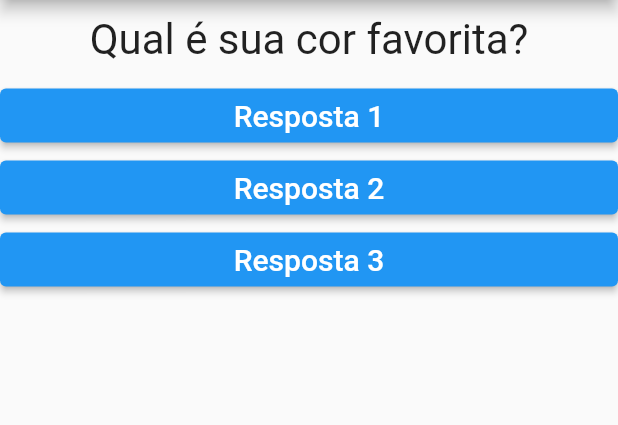
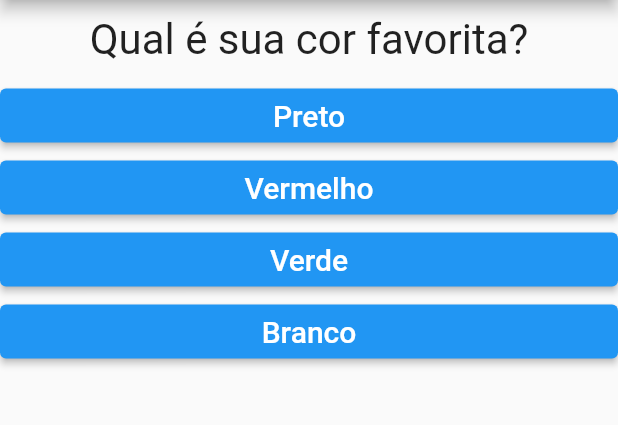
Before and after one commit to KaioMartins/projeto_perguntas, a Flutter app: the screen it shows after launch, on a phone screen of 412 x 824 dp, the part 84-509 px from its top. Run offline on Flutter 3.47's test engine with Material 2 defaults, Android fonts, the phone set to English and light mode, and no system bars.

Commit message:
Code with imperative code

```diff
--- a/lib/main.dart
+++ b/lib/main.dart
@@ -17,9 +17,25 @@ class _PerguntaAppState extends State<PerguntaApp> {
   @override
   Widget build(BuildContext context) {
     final perguntas = [
-      'Qual é sua cor favorita?',
-      'Qual é o seu animal favorito?',
+      {
+        'texto': 'Qual é sua cor favorita?',
+        'respostas': ['Preto', 'Vermelho', 'Verde', 'Branco'],
+      },
+      {
+        'texto': 'Qual é o seu animal favorito?',
+        'respostas': ['Coelho', 'Cobra', 'Elefante', 'Leão'],
+      },
+      {
+        'texto': 'Qual é o seu instrutor favorito?',
+        'respostas': ['Maria', 'João', 'Leo', 'Pedro'],
+      }
     ];
+
+    List<Widget> respostas = [];
+
+    for (var textoResp in perguntas[_perguntaSelecionada].cast()['respostas']) {
+      respostas.add(Resposta(textoResp, _responder));
+    }
 
     return MaterialApp(
         home: Scaffold(
@@ -27,10 +43,8 @@ class _PerguntaAppState extends State<PerguntaApp> {
               title: Text('Perguntas'),
             ),
             body: Column(children: <Widget>[
-              Questao(perguntas[_perguntaSelecionada]),
-              Resposta('Resposta 1', _responder),
-              Resposta('Resposta 2', _responder),
-              Resposta('Resposta 3', _responder),
+              Questao(perguntas[_perguntaSelecionada]['texto'] as String),
+              ...respostas,
             ])));
   }
 }
```
